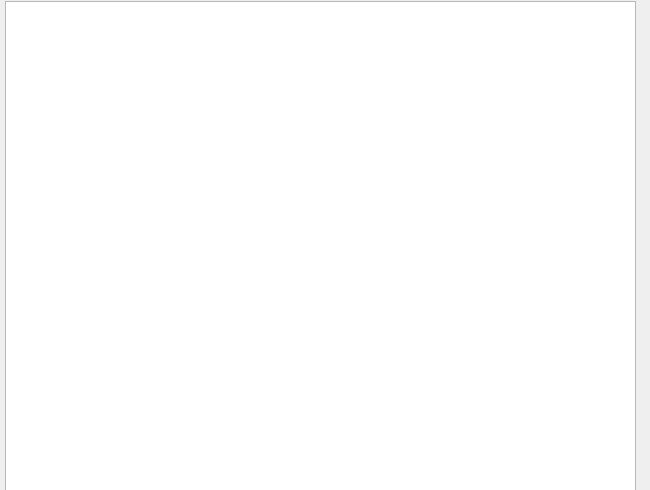
First picture: the form in TrabalhoDeCg/mainwindow.ui, repository dennermiranda/CG, before the edit.
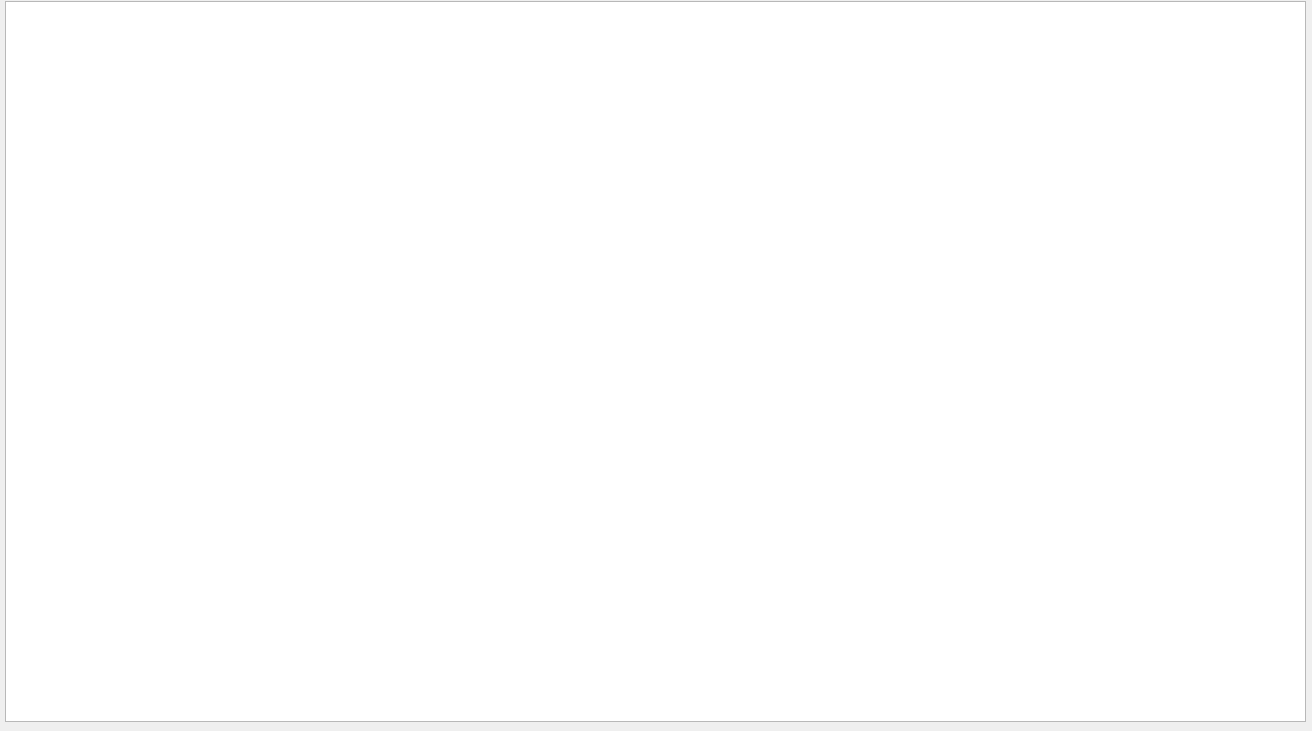
Second picture: the form after the edit.

Commit message: Larger form

```diff
--- a/TrabalhoDeCg/mainwindow.ui
+++ b/TrabalhoDeCg/mainwindow.ui
@@ -6,8 +6,8 @@
    <rect>
     <x>0</x>
     <y>0</y>
-    <width>650</width>
-    <height>490</height>
+    <width>1312</width>
+    <height>731</height>
    </rect>
   </property>
   <property name="minimumSize">
@@ -25,8 +25,8 @@
      <rect>
       <x>5</x>
       <y>1</y>
-      <width>631</width>
-      <height>501</height>
+      <width>1301</width>
+      <height>721</height>
      </rect>
     </property>
    </widget>
```
The commit also changes 3 other files.
